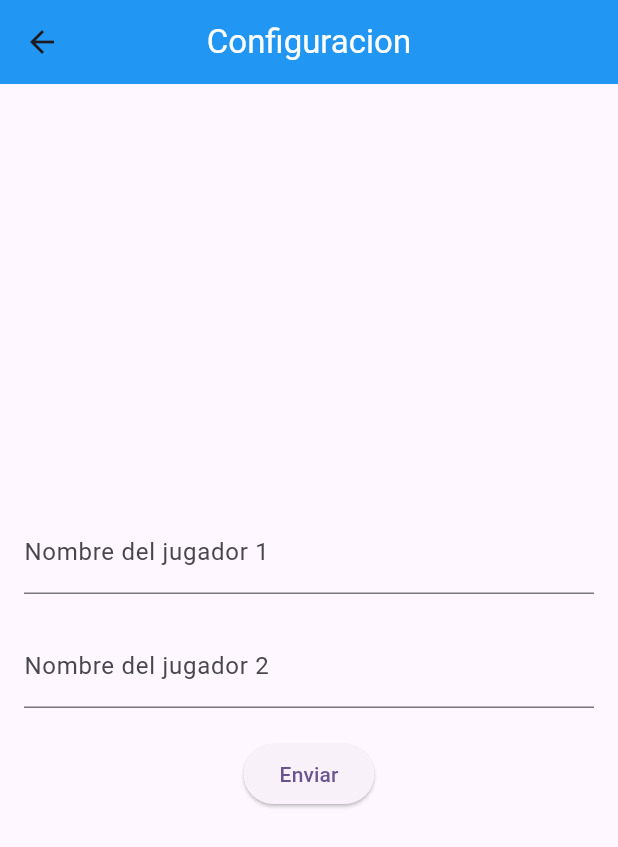
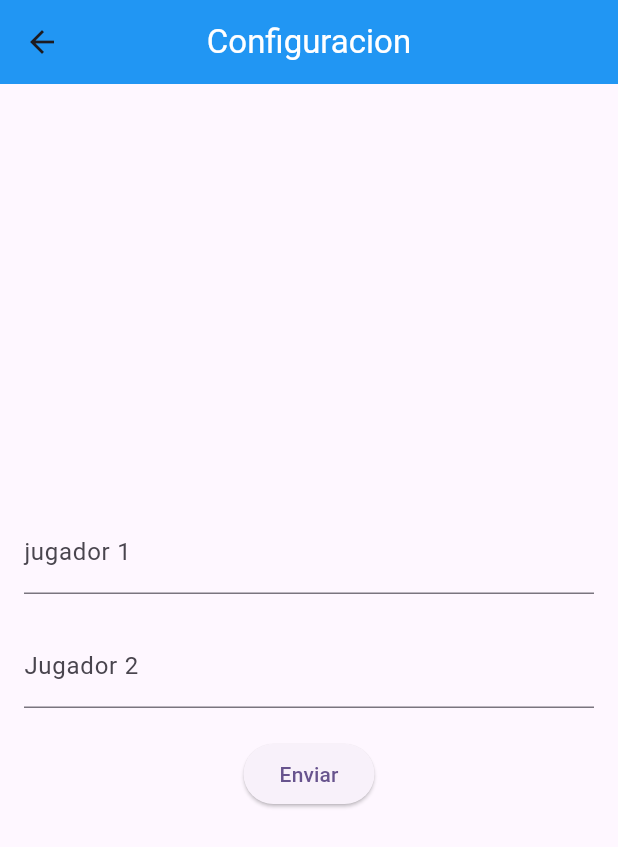
Before and after one commit to MartinCantillo/Prueba-Tecnica-Ludycom, a Flutter app: the screen it shows after launch, in the side drawer, after a tap on "Configurar nombre jugadores", on a phone screen of 412 x 824 dp. Shown: the top 847 px of the screen. Run offline on Flutter 3.47's test engine with Material 3 defaults, Android fonts, the phone set to English and light mode, and no system bars.

Commit message:
finished by the moment

```diff
--- a/lib/Models/Jugador.dart
+++ b/lib/Models/Jugador.dart
@@ -2,9 +2,9 @@
 
 class Jugador {
   String? name;
-  Jugador({
-    this.name,
-  });
+
+
+  Jugador(this.name);
 
   @override
   String toString() => 'Jugador(Nombre : $name)';
--- a/lib/Screems/Config.dart
+++ b/lib/Screems/Config.dart
@@ -1,6 +1,5 @@
-
-
 import 'package:flutter/material.dart';
+import 'package:prueba/Screems/Empezar.dart';
 
 class PlayerNamesForm extends StatefulWidget {
   static const String nombre = 'PlayerNamesForm';
@@ -22,7 +21,7 @@ class _PlayerNamesFormState extends State<PlayerNamesForm> {
   @override
   Widget build(BuildContext context) {
     return Scaffold(
-      appBar:AppBar(
+      appBar: AppBar(
         title: const Text(
           "Configuracion",
           style: TextStyle(color: Colors.white),
@@ -37,21 +36,27 @@ class _PlayerNamesFormState extends State<PlayerNamesForm> {
           children: [
             TextField(
               controller: _player1Controller,
-              decoration: InputDecoration(labelText: 'Nombre del jugador 1'),
+              decoration: InputDecoration(labelText: 'jugador 1'),
             ),
             SizedBox(height: 20),
             TextField(
               controller: _player2Controller,
-              decoration: InputDecoration(labelText: 'Nombre del jugador 2'),
+              decoration: InputDecoration(labelText: 'Jugador 2'),
             ),
             SizedBox(height: 20),
             ElevatedButton(
               onPressed: () {
-                // Aquí puedes manejar lo que sucede cuando se presiona el botón de enviar
                 String player1Name = _player1Controller.text;
                 String player2Name = _player2Controller.text;
-                print('Jugador 1: $player1Name');
-                print('Jugador 2: $player2Name');
+                Navigator.push(
+                  context,
+                  MaterialPageRoute(
+                    builder: (context) => EmpezarJ(
+                      player1Name: player1Name,
+                      player2Name: player2Name,
+                    ),
+                  ),
+                );
               },
               child: Text('Enviar'),
             ),
--- a/lib/Screems/MyApp.dart
+++ b/lib/Screems/MyApp.dart
@@ -20,7 +20,7 @@ class MyApp extends StatelessWidget {
         routes: {
           MyHomePage.nombre: (context) => const MyHomePage(),
           PlayerNamesForm.nombre: (context) => PlayerNamesForm(),
-          EmpezarJ.nombre: (context) => EmpezarJ(),
+          //EmpezarJ.nombre: (context) => EmpezarJ(),
         },
         home: const MyHomePage());
   }
--- a/lib/Screems/MyHomePage.dart
+++ b/lib/Screems/MyHomePage.dart
@@ -43,17 +43,7 @@ class _MyHomePageState extends State<MyHomePage> {
                   );
                 },
               ),
-              ListTile(
-                title: const Text('Empezar el juego'),
-                onTap: () {
-                   Navigator.push(
-                    context,
-                    MaterialPageRoute(
-                      builder: (context) => EmpezarJ(),
-                    ),
-                  );
-                },
-              ),
+
             ],
           ),
         ),
```
Also changed, not shown: lib/Screems/Empezar.dart (+10 -7 lines). Lines whose indentation alone changed are shown as unchanged.
